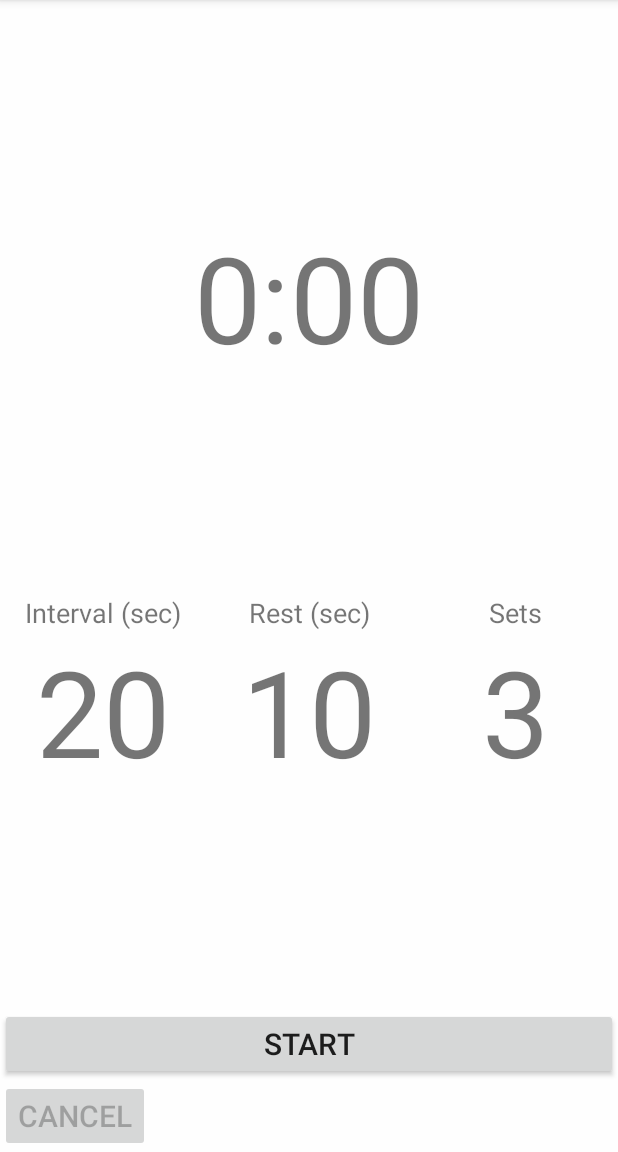
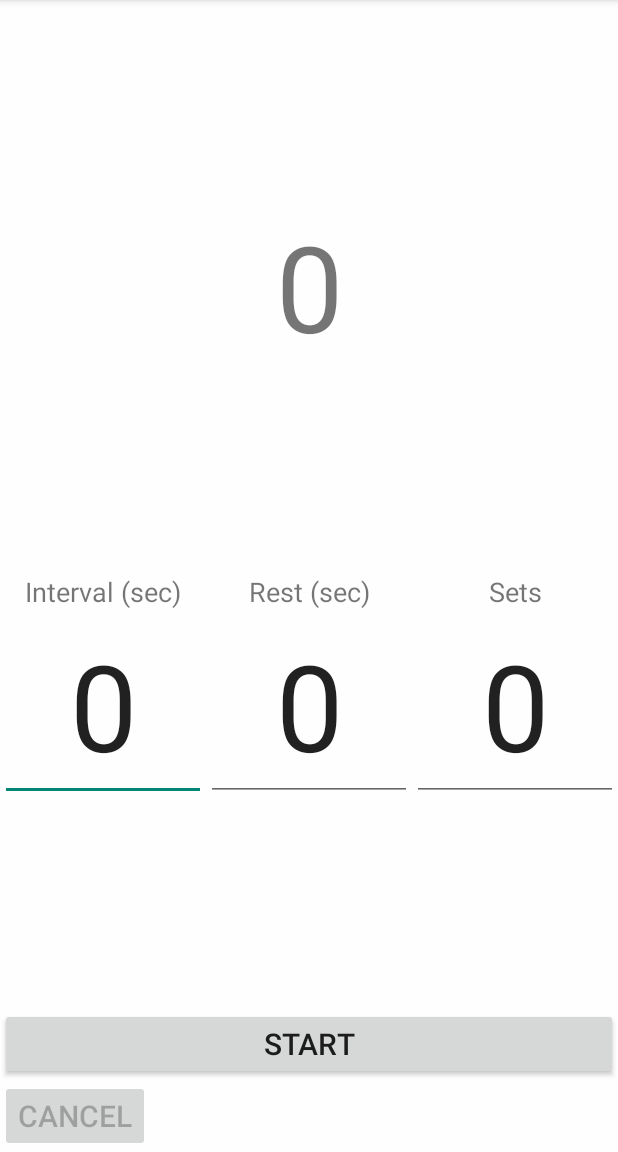
Before and after one commit to rayamberg/HelloWorld, an Android app: the screen it shows after launch (MainActivity), on a phone screen of 412 x 824 dp, the part 84-1236 px from its top. Run offline under Robolectric (Android 15) with nearby library versions, the phone set to English and light mode, and no system bars.

Commit message:
Added editable fields for Interval, Rest, and Sets. Still not wired to controller.

```diff
--- a/app/src/main/res/layout/activity_main.xml
+++ b/app/src/main/res/layout/activity_main.xml
@@ -7,13 +7,14 @@
               tools:context=".MainActivity">
 
     <!-- Clock TextView  -->
+
     <TextView
         android:id="@+id/text_clock"
         android:layout_width="fill_parent"
         android:layout_height="wrap_content"
         android:gravity="center"
         android:layout_weight="1"
-        android:text="0:00"
+        android:text="0"
         android:textSize="80sp"
         />
 
@@ -37,17 +38,20 @@
                 android:layout_weight="1"
                 android:text="Interval (sec)"
                 android:gravity="center"
-                android:textSize="18sp"/>
+                android:textSize="18sp"
+                />
 
-            <TextView
+            <EditText
                 android:id="@+id/text_intervals"
                 android:layout_width="fill_parent"
                 android:layout_height="wrap_content"
                 android:layout_below="@id/text_caption_intervals"
-                android:text="20"
+                android:text="@string/text_intervals"
                 android:layout_weight="1"
                 android:textSize="80sp"
-                android:gravity="center"/>
+                android:gravity="center"
+                android:inputType="number"
+                />
 
         </RelativeLayout>
         <RelativeLayout
@@ -64,15 +68,16 @@
                 android:gravity="center"
                 android:textSize="18sp"/>
 
-            <TextView
+            <EditText
                 android:id="@+id/text_rest"
                 android:layout_width="fill_parent"
                 android:layout_height="wrap_content"
                 android:layout_below="@id/text_caption_rest"
-                android:text="10"
+                android:text="@string/text_rest"
                 android:layout_weight="1"
                 android:textSize="80sp"
-                android:gravity="center"/>
+                android:gravity="center"
+                android:inputType="number"/>
 
         </RelativeLayout>
         <RelativeLayout
@@ -89,15 +94,16 @@
                 android:gravity="center"
                 android:textSize="18sp"/>
 
-            <TextView
+            <EditText
                 android:id="@+id/text_sets"
                 android:layout_width="fill_parent"
                 android:layout_height="wrap_content"
                 android:layout_below="@id/text_caption_sets"
-                android:text="3"
+                android:text="@string/text_sets"
                 android:layout_weight="1"
                 android:textSize="80sp"
-                android:gravity="center"/>
+                android:gravity="center"
+                android:inputType="number"/>
 
         </RelativeLayout>
     </LinearLayout>
--- a/app/src/main/res/values/strings.xml
+++ b/app/src/main/res/values/strings.xml
@@ -5,4 +5,7 @@
     <string name="button_start">Start</string>
     <string name="button_cancel">Cancel</string>
     <string name="action_settings">Settings</string>
+    <string name="text_intervals">0</string>
+    <string name="text_rest">0</string>
+    <string name="text_sets">0</string>
 </resources>
```
